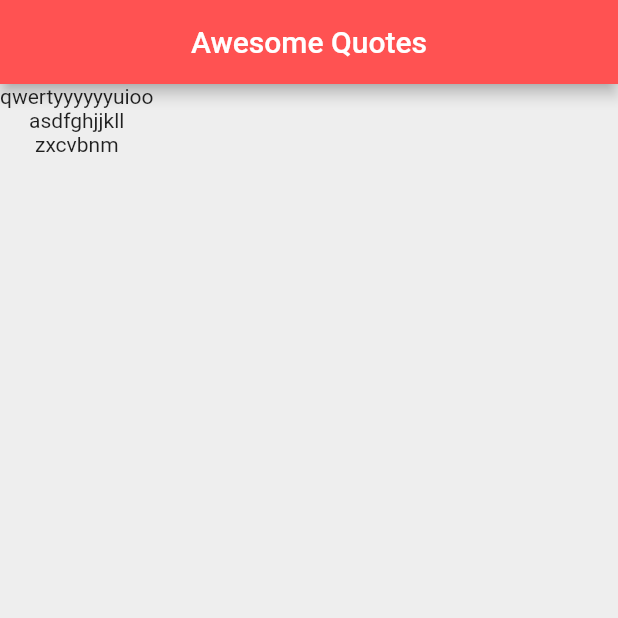
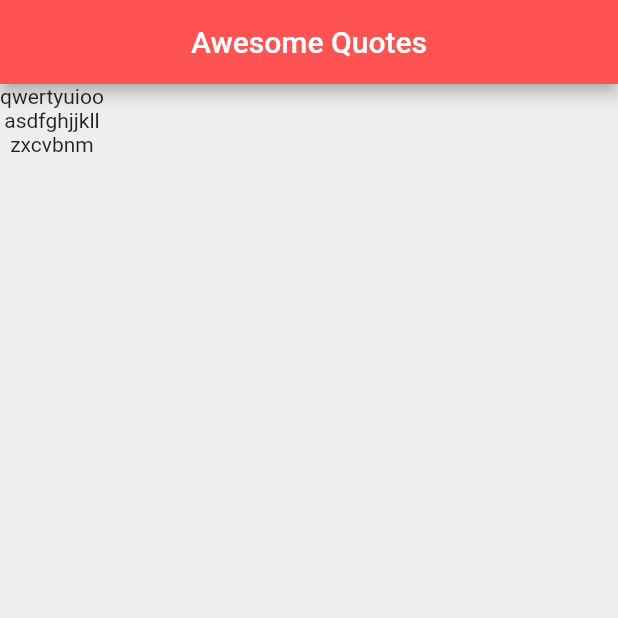
Before and after one commit to kouyoumikan/fluttter_quotes, a Flutter app: the screen it shows after launch, on a phone screen of 412 x 824 dp, the top half of it. Run offline on Flutter 3.47's test engine with Material 2 defaults, Android fonts, the phone set to English and light mode, and no system bars.

Commit message:
#17 Flutter  Lists Of Data　リストコードを短縮して表示

```diff
--- a/lib/main.dart
+++ b/lib/main.dart
@@ -12,7 +12,7 @@ class QuoteList extends StatefulWidget {
 class _QuoteListState extends State<QuoteList> {
 
   List<String> quotes = [
-    "qwertyyyyyyuioo",
+    "qwertyuioo",
     "asdfghjjkll",
     "zxcvbnm"
   ];
@@ -27,9 +27,7 @@ class _QuoteListState extends State<QuoteList> {
         backgroundColor: Colors.redAccent,
       ),
       body: Column(
-        children: quotes.map((quote) { // マップを表示
-          return Text(quote);
-        }).toList(),
+        children: quotes.map((quote) => Text(quote)).toList(),
       ),
     );
   }
```
